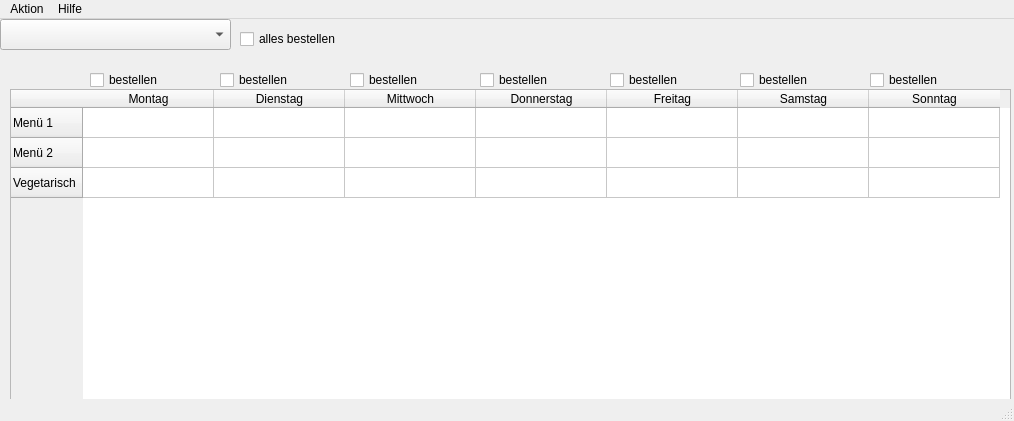
Before: the Qt Designer form cuedussmann.ui in euklid/cuedussmann, drawn with Qt 5.
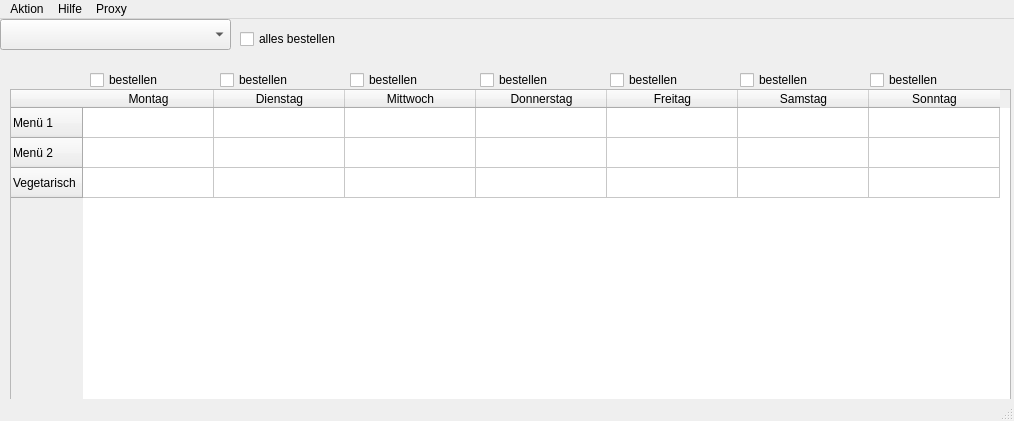
After: the same form once the commit is applied. Icons and pictures are not drawn.

Commit message: added proxy capability, minor fix

```diff
--- a/cuedussmann.ui
+++ b/cuedussmann.ui
@@ -447,8 +447,15 @@
     <addaction name="action_ber"/>
     <addaction name="actionAbout_Qt"/>
    </widget>
+   <widget class="QMenu" name="menuProxy">
+    <property name="title">
+     <string>Proxy</string>
+    </property>
+    <addaction name="actionProxy_einstellen"/>
+   </widget>
    <addaction name="menuAktion"/>
    <addaction name="menu_ber"/>
+   <addaction name="menuProxy"/>
   </widget>
   <widget class="QStatusBar" name="statusBar"/>
   <action name="actionUID_PWD_ndern">
```
Left out of the diff: 5 changed lines with no effect on the pictures. The commit also changes 7 other files.
